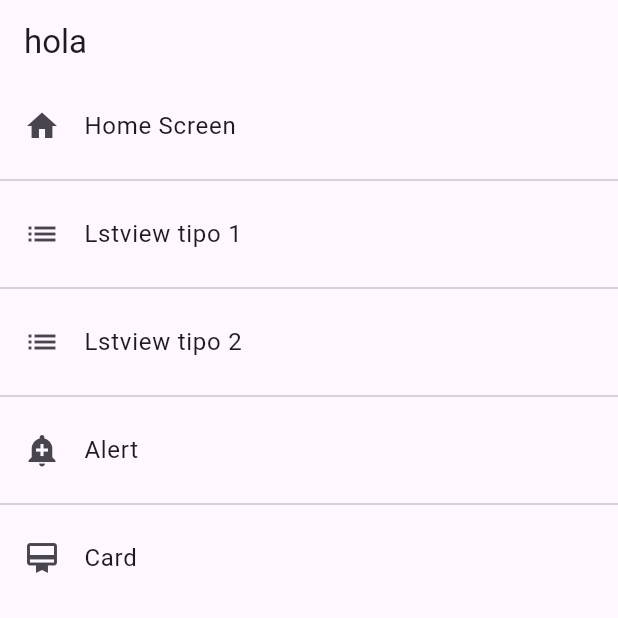
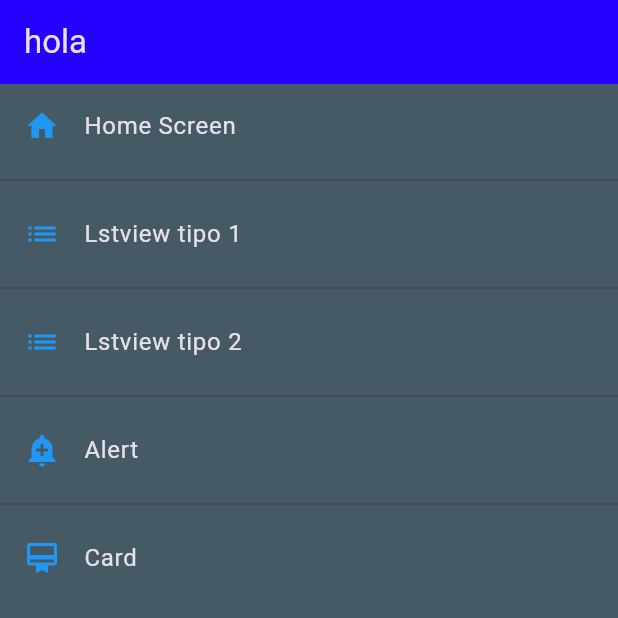
Before and after one commit to Cesarcceo/Curso-Flutter, a Flutter app: the screen it shows after launch, on a phone screen of 412 x 824 dp, the top half of it. Run offline on Flutter 3.47's test engine with Material 3 defaults, Android fonts, the phone set to English and light mode, and no system bars.

Commit message:
se movio el tema global a un archivo independiente que se guardo en una carpeta nueva llamada 'Theme' y se creo el tema globar darkTheme

```diff
--- a/lib/main.dart
+++ b/lib/main.dart
@@ -1,6 +1,7 @@
 import 'package:flutter/material.dart';
 
 import 'package:primer_proyecto/router/app_routes.dart';
+import 'package:primer_proyecto/theme/app_theme.dart';
 
 void main() => runApp(const MyApp());
 
@@ -15,6 +16,7 @@ class MyApp extends StatelessWidget {
         //home: Listview2Screen()
         initialRoute: AppRoutes.initialRoute,
         routes: AppRoutes.getAppRoutes(),
-        onGenerateRoute: AppRoutes.onGenerateRoute);
+        onGenerateRoute: AppRoutes.onGenerateRoute,
+        theme: AppTheme.darkTheme);
   }
 }
--- a/lib/screens/home_screen.dart
+++ b/lib/screens/home_screen.dart
@@ -1,5 +1,6 @@
 import 'package:flutter/material.dart';
 import 'package:primer_proyecto/router/app_routes.dart';
+import 'package:primer_proyecto/theme/app_theme.dart';
 
 class HomeScreen extends StatelessWidget {
   const HomeScreen({Key? key}) : super(key: key);
@@ -10,11 +11,13 @@ class HomeScreen extends StatelessWidget {
     return Scaffold(
         appBar: AppBar(
           title: const Text('hola'),
-          elevation: 0,
         ),
         body: ListView.separated(
           itemBuilder: (context, index) => ListTile(
-            leading: Icon(menuOptions[index].icon),
+            leading: Icon(
+              menuOptions[index].icon,
+              color: AppTheme.lightTheme.primaryColor,
+            ),
             title: Text(menuOptions[index].name),
             onTap: () {
               Navigator.pushNamed(context, menuOptions[index].route);
--- a/lib/screens/listview2_screen.dart
+++ b/lib/screens/listview2_screen.dart
@@ -9,8 +9,6 @@ class Listview2Screen extends StatelessWidget {
     return Scaffold(
         appBar: AppBar(
           title: const Text('listview tipo 2'),
-          elevation: 0,
-          backgroundColor: Colors.blueGrey,
         ),
         body: ListView.separated(
             itemBuilder: (context, index) => ListTile(
--- /dev/null
+++ b/lib/theme/app_theme.dart
@@ -0,0 +1,18 @@
+import 'package:flutter/material.dart';
+
+class AppTheme {
+  static const Color primary = Color.fromARGB(255, 38, 0, 255);
+  static final ThemeData lightTheme = ThemeData.light().copyWith(
+      primaryColor: Colors.blue,
+      appBarTheme: const AppBarTheme(
+        color: primary,
+        elevation: 0,
+      ));
+  static final ThemeData darkTheme = ThemeData.dark().copyWith(
+      primaryColor: Colors.blue,
+      appBarTheme: const AppBarTheme(
+        color: primary,
+        elevation: 0,
+      ),
+      scaffoldBackgroundColor: Colors.blueGrey[700]);
+}
```
